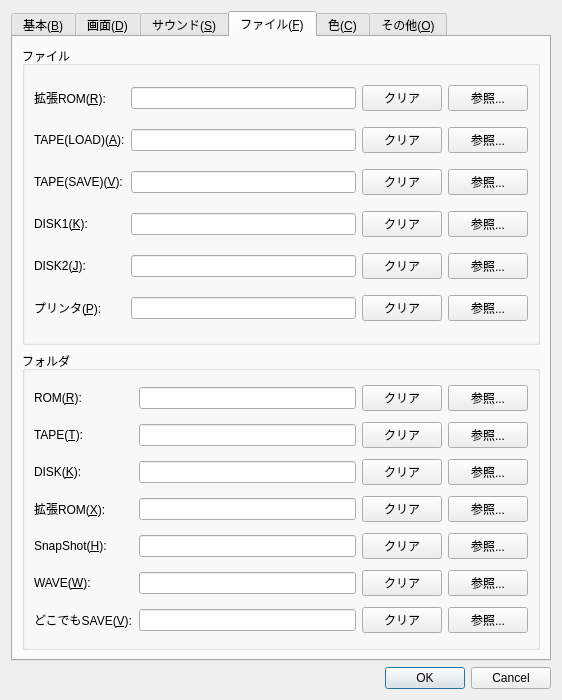
The window that src/Qt/configdialog.ui (eighttails/PC6001VX) describes before a commit, drawn with Qt 5.
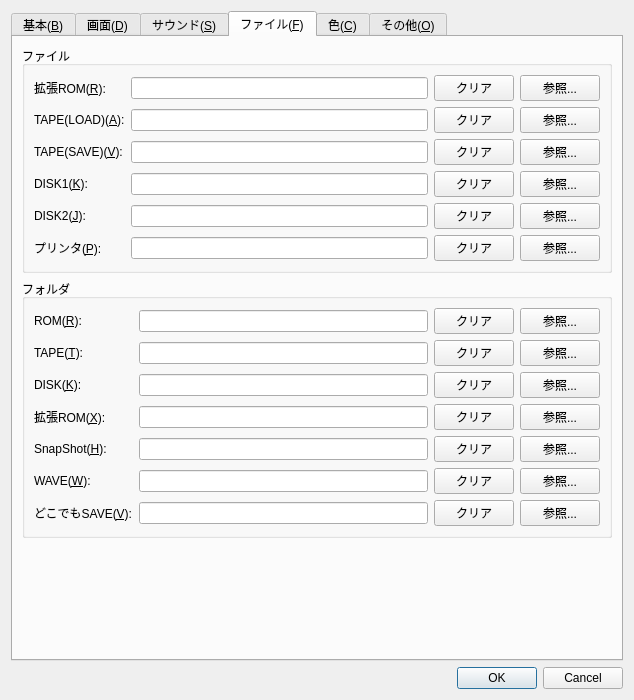
The same window after the commit. The open tabs and pages were chosen to show the change. Custom widgets are drawn as their Qt base class.

Commit message: 設定ファイルのレイアウトを修正

Diff of the .ui file:
```diff
--- a/src/Qt/configdialog.ui
+++ b/src/Qt/configdialog.ui
@@ -6,7 +6,7 @@
    <rect>
     <x>0</x>
     <y>0</y>
-    <width>535</width>
+    <width>634</width>
     <height>700</height>
    </rect>
   </property>
@@ -1401,6 +1401,19 @@
          </layout>
         </widget>
        </item>
+       <item>
+        <spacer name="verticalSpacer_6">
+         <property name="orientation">
+          <enum>Qt::Vertical</enum>
+         </property>
+         <property name="sizeHint" stdset="0">
+          <size>
+           <width>20</width>
+           <height>40</height>
+          </size>
+         </property>
+        </spacer>
+       </item>
       </layout>
      </widget>
      <widget class="QWidget" name="tabColor1">
```
